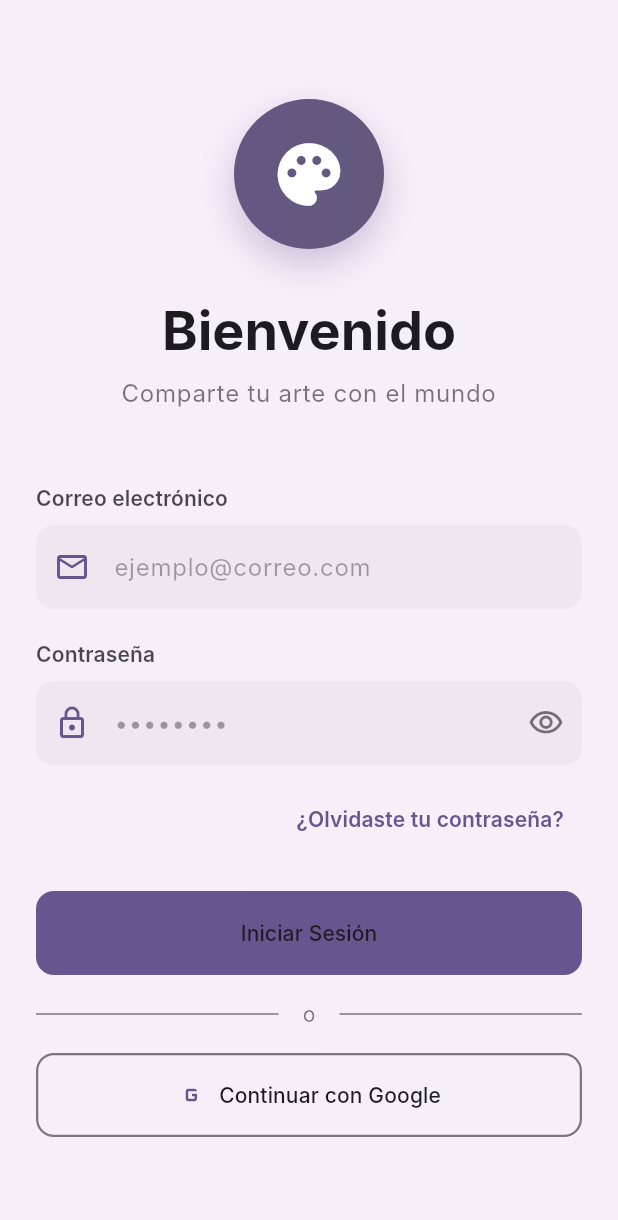
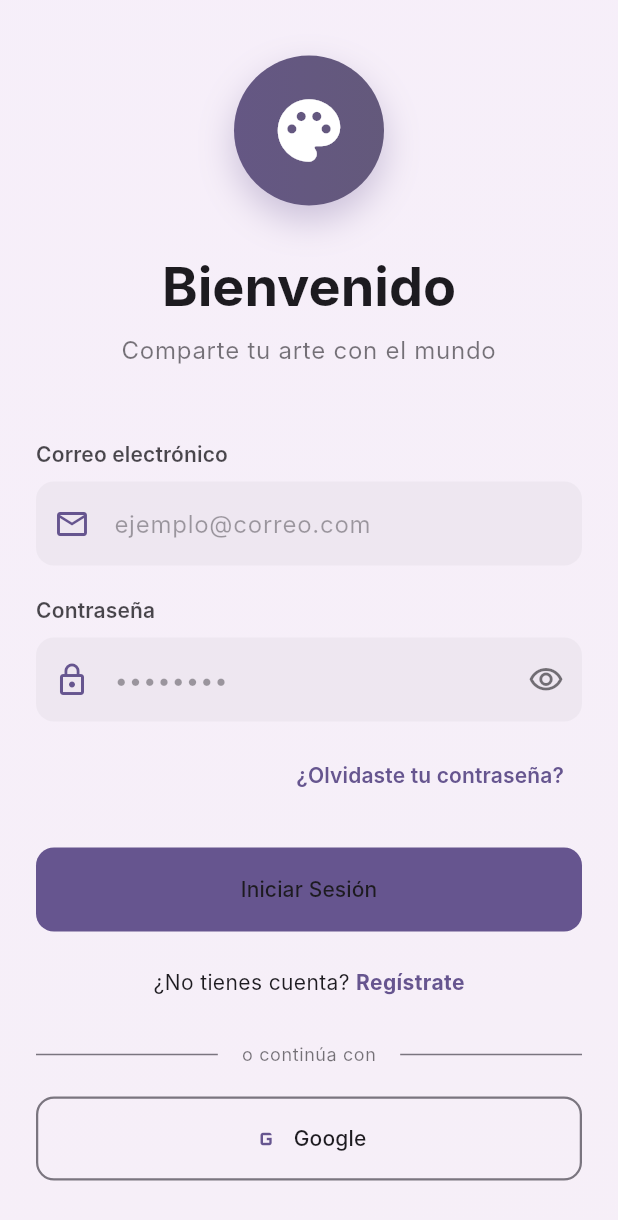
Before and after one commit to MargaritaOliv/RedSocialFront, a Flutter app: the screen it shows after launch, on a phone screen of 412 x 824 dp. Shown: the top 1220 px of the screen. Run offline on Flutter 3.47's test engine with Material 3 defaults, Android fonts, the phone set to English and light mode, and no system bars; our stand-ins replace device_preview, equatable, flutter_dotenv, go_router, shared_preferences; accounts and stored records are empty; Roboto replaces fonts that are missing (Inter).

Commit message:
first commit

```diff
--- a/lib/core/router/app_router.dart
+++ b/lib/core/router/app_router.dart
@@ -1,12 +1,16 @@
 import 'package:go_router/go_router.dart';
 import 'package:redsocial/core/application/app_state.dart';
 import 'package:redsocial/core/router/routes.dart';
+
+// Pantallas de Auth
 import 'package:redsocial/feactures/auth/presentation/pages/login_screen.dart';
+import 'package:redsocial/feactures/auth/presentation/pages/register_screen.dart'; // Asegúrate de haber creado este archivo
+
+// Pantallas Principales
 import 'package:redsocial/feactures/home/presentation/pages/home_screen.dart';
 import 'package:redsocial/feactures/profile/presentation/pages/profile_screen.dart';
 import 'package:redsocial/feactures/create_post/presentation/pages/create_post_screen.dart';
 import 'package:redsocial/feactures/post_detail/presentation/pages/post_detail_screen.dart';
-
 
 class AppRouter {
   final AppState appState;
@@ -17,20 +21,28 @@ class AppRouter {
     initialLocation: AppRoutes.loginPath,
     refreshListenable: appState,
     routes: [
+      // --- LOGIN ---
       GoRoute(
         path: AppRoutes.loginPath,
         name: AppRoutes.login,
         builder: (context, state) => const LoginScreen(),
       ),
 
+      // --- REGISTER (Nueva Ruta) ---
+      GoRoute(
+        path: AppRoutes.registerPath,
+        name: AppRoutes.register,
+        builder: (context, state) => const RegisterScreen(),
+      ),
 
+      // --- HOME y Rutas Anidadas ---
       GoRoute(
         path: AppRoutes.homePath,
         name: AppRoutes.home,
         builder: (context, state) => const HomeScreen(),
         routes: [
           GoRoute(
-            path: AppRoutes.profilePath,
+            path: AppRoutes.profilePath, // 'profile/:id'
             name: AppRoutes.profile,
             builder: (context, state) {
               final id = state.pathParameters['id']!;
@@ -38,7 +50,7 @@ class AppRouter {
             },
           ),
           GoRoute(
-            path: 'posts/:id',
+            path: 'posts/:id', // Sub-ruta relativa
             name: AppRoutes.postDetail,
             builder: (context, state) {
               final id = state.pathParameters['id']!;
@@ -48,32 +60,41 @@ class AppRouter {
         ],
       ),
 
+      // --- CREATE POST ---
       GoRoute(
         path: AppRoutes.createPostPath,
         name: AppRoutes.createPost,
         builder: (context, state) => const CreatePostScreen(),
       ),
 
+      // --- CATCH ALL (404) ---
       GoRoute(
         path: '/:catchAll(.*)',
         builder: (context, state) => const LoginScreen(),
       ),
     ],
 
+    // --- LÓGICA DE PROTECCIÓN DE RUTAS ---
     redirect: (context, state) {
       final authStatus = appState.authStatus;
       final loc = state.matchedLocation;
 
-      const publicPaths = [AppRoutes.loginPath];
+      // Rutas que se pueden ver sin estar logueado
+      const publicPaths = [AppRoutes.loginPath, AppRoutes.registerPath];
 
       switch (authStatus) {
         case AuthStatus.unknown:
+        // Mientras carga, mantenemos en login o splash
           return AppRoutes.loginPath;
+
         case AuthStatus.unauthenticated:
+        // Si NO está logueado y trata de ir a una ruta privada, lo mandamos al login.
+        // Si está en login o registro, lo dejamos ahí.
           return publicPaths.contains(loc) ? null : AppRoutes.loginPath;
 
         case AuthStatus.authenticated:
-          if (loc == AppRoutes.loginPath || loc == AppRoutes.splashPath) {
+        // Si YA está logueado y trata de ver Login o Registro, lo mandamos al Home.
+          if (publicPaths.contains(loc) || loc == AppRoutes.splashPath) {
             return AppRoutes.homePath;
           }
           return null;
--- a/lib/core/router/routes.dart
+++ b/lib/core/router/routes.dart
@@ -1,6 +1,7 @@
 class AppRoutes {
   static const String home = 'home';
   static const String login = 'login';
+  static const String register = 'register'; // <--- NUEVO
   static const String profile = 'profile';
 
   static const String createPost = 'create-post';
@@ -9,6 +10,7 @@ class AppRoutes {
   static const String splashPath = '/';
   static const String homePath = '/home';
   static const String loginPath = '/login';
+  static const String registerPath = '/register'; // <--- NUEVO
   static const String profilePath = 'profile/:id';
 
   static const String createPostPath = '/create-post';
--- a/lib/feactures/auth/data/datasource/auth_remote_datasource.dart
+++ b/lib/feactures/auth/data/datasource/auth_remote_datasource.dart
@@ -18,7 +18,7 @@ class AuthRemoteDataSourceImpl implements AuthRemoteDataSource {
   AuthRemoteDataSourceImpl({http.Client? client})
       : client = client ?? HttpClient().client;
 
-  // Obtener la URL base desde .env
+  // Obtener la URL base desde ..env
   String get baseUrl => dotenv.env['API_URL'] ?? 'http://localhost:3000';
 
   @override
--- /dev/null
+++ b/lib/feactures/auth/domain/usecase/register_usecase.dart
@@ -0,0 +1,12 @@
+import '../entities/user.dart';
+import '../repository/auth_repository.dart';
+
+class RegisterUseCase {
+  final AuthRepository authRepository;
+
+  RegisterUseCase(this.authRepository);
+
+  Future<User> call(String name, String email, String password) async {
+    return await authRepository.register(name, email, password);
+  }
+}
--- a/lib/feactures/auth/presentation/pages/login_screen.dart
+++ b/lib/feactures/auth/presentation/pages/login_screen.dart
@@ -1,7 +1,8 @@
-// lib/feactures/auth/presentation/pages/login_screen.dart
-
 import 'package:flutter/material.dart';
 import 'package:provider/provider.dart';
+import 'package:go_router/go_router.dart'; // Importante para la navegación
+import 'package:redsocial/core/router/routes.dart'; // Para AppRoutes
+
 import 'package:redsocial/feactures/auth/presentation/widgets/custom_button.dart';
 import 'package:redsocial/feactures/auth/presentation/widgets/custom_text_field.dart';
 import '../providers/auth_notifier.dart';
@@ -17,6 +18,7 @@ class _LoginScreenState extends State<LoginScreen> with SingleTickerProviderStat
   final _formKey = GlobalKey<FormState>();
   final _emailController = TextEditingController();
   final _passwordController = TextEditingController();
+
   late AnimationController _animationController;
   late Animation<double> _fadeAnimation;
   late Animation<Offset> _slideAnimation;
@@ -24,6 +26,7 @@ class _LoginScreenState extends State<LoginScreen> with SingleTickerProviderStat
   @override
   void initState() {
     super.initState();
+    // Animaciones de entrada
     _animationController = AnimationController(
       vsync: this,
       duration: const Duration(milliseconds: 800),
@@ -50,15 +53,18 @@ class _LoginScreenState extends State<LoginScreen> with SingleTickerProviderStat
   }
 
   Future<void> _handleLogin() async {
+    // Validar formulario
     if (!_formKey.currentState!.validate()) return;
 
     final authNotifier = context.read<AuthNotifier>();
 
+    // Llamada al Provider (que ahora llama a la API real)
     await authNotifier.login(
       _emailController.text.trim(),
       _passwordController.text,
     );
 
+    // Manejo de errores visuales
     if (mounted && authNotifier.status == AuthStateStatus.error) {
       ScaffoldMessenger.of(context).showSnackBar(
         SnackBar(
@@ -67,6 +73,8 @@ class _LoginScreenState extends State<LoginScreen> with SingleTickerProviderStat
         ),
       );
     }
+    // Nota: Si es exitoso, el AppRouter redirecciona automáticamente al Home
+    // gracias al listener en AppState.
   }
 
   @override
@@ -109,7 +117,7 @@ class _LoginScreenState extends State<LoginScreen> with SingleTickerProviderStat
                           crossAxisAlignment: CrossAxisAlignment.stretch,
                           mainAxisAlignment: MainAxisAlignment.center,
                           children: [
-                            // Logo
+                            // --- LOGO ---
                             Hero(
                               tag: 'app_logo',
                               child: Container(
@@ -140,7 +148,7 @@ class _LoginScreenState extends State<LoginScreen> with SingleTickerProviderStat
                             ),
                             const SizedBox(height: 32),
 
-                            // Título
+                            // --- TÍTULO ---
                             Text(
                               'Bienvenido',
                               textAlign: TextAlign.center,
@@ -159,7 +167,7 @@ class _LoginScreenState extends State<LoginScreen> with SingleTickerProviderStat
                             ),
                             const SizedBox(height: 48),
 
-                            // Campo Email
+                            // --- CAMPO EMAIL ---
                             CustomTextField(
                               controller: _emailController,
                               label: 'Correo electrónico',
@@ -178,7 +186,7 @@ class _LoginScreenState extends State<LoginScreen> with SingleTickerProviderStat
                             ),
                             const SizedBox(height: 20),
 
-                            // Campo Password
+                            // --- CAMPO PASSWORD ---
                             CustomTextField(
                               controller: _passwordController,
                               label: 'Contraseña',
@@ -197,7 +205,7 @@ class _LoginScreenState extends State<LoginScreen> with SingleTickerProviderStat
                             ),
                             const SizedBox(height: 12),
 
-                            // Olvidé mi contraseña
+                            // --- OLVIDÉ CONTRASEÑA ---
                             Align(
                               alignment: Alignment.centerRight,
                               child: TextButton(
@@ -215,7 +223,7 @@ class _LoginScreenState extends State<LoginScreen> with SingleTickerProviderStat
                             ),
                             const SizedBox(height: 24),
 
-                            // Botón Login
+                            // --- BOTÓN LOGIN ---
                             Consumer<AuthNotifier>(
                               builder: (context, authNotifier, child) {
                                 return CustomButton(
@@ -225,17 +233,43 @@ class _LoginScreenState extends State<LoginScreen> with SingleTickerProviderStat
                                 );
                               },
                             ),
-                            const SizedBox(height: 16),
+                            const SizedBox(height: 24),
 
-                            // Divider
+                            // --- IR AL REGISTRO (NUEVO) ---
+                            Row(
+                              mainAxisAlignment: MainAxisAlignment.center,
+                              children: [
+                                Text(
+                                  '¿No tienes cuenta? ',
+                                  style: textTheme.bodyMedium,
+                                ),
+                                GestureDetector(
+                                  onTap: () {
+                                    // Navegar a RegisterScreen
+                                    context.pushNamed(AppRoutes.register);
+                                  },
+                                  child: Text(
+                                    'Regístrate',
+                                    style: textTheme.bodyMedium?.copyWith(
+                                      color: colorScheme.primary,
+                                      fontWeight: FontWeight.bold,
+                                    ),
+                                  ),
+                                ),
+                              ],
+                            ),
+
+                            const SizedBox(height: 30),
+
+                            // --- DIVIDER (Opcional) ---
                             Row(
                               children: [
                                 Expanded(child: Divider(color: colorScheme.outline)),
                                 Padding(
                                   padding: const EdgeInsets.symmetric(horizontal: 16),
                                   child: Text(
-                                    'o',
-                                    style: textTheme.bodyMedium?.copyWith(
+                                    'o continúa con',
+                                    style: textTheme.bodySmall?.copyWith(
                                       color: colorScheme.onSurface.withOpacity(0.6),
                                     ),
                                   ),
@@ -243,11 +277,11 @@ class _LoginScreenState extends State<LoginScreen> with SingleTickerProviderStat
                                 Expanded(child: Divider(color: colorScheme.outline)),
                               ],
                             ),
-                            const SizedBox(height: 16),
+                            const SizedBox(height: 20),
 
-                            // Google Button
+                            // --- GOOGLE BUTTON (Opcional) ---
                             CustomButton(
-                              text: 'Continuar con Google',
+                              text: 'Google',
                               icon: Icons.g_mobiledata,
                               type: ButtonType.outlined,
                               onPressed: () {
```
Also changed, not shown: lib/feactures/auth/presentation/pages/register_screen.dart (added, +154 -0 lines), lib/feactures/auth/presentation/providers/auth_notifier.dart (+40 -29 lines), lib/feactures/create_post/presentation/providers/create_post_notifier.dart (+13 -13 lines), lib/feactures/home/data/models/posts_model.dart (+34 -14 lines), lib/feactures/post_detail/presentation/widgets/post_content.dart (+41 -28 lines), lib/main.dart (+29 -2 lines), pubspec.yaml (+22 -1 lines), pubspec.lock, 2 other files.
